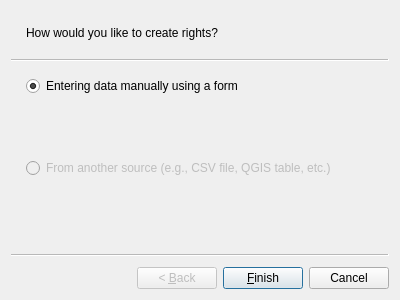
Old version of the form asistente_ladm_col/ui/wiz_create_right_cadastre.ui in the repository SwissTierrasColombia/Asistente-LADM-COL.
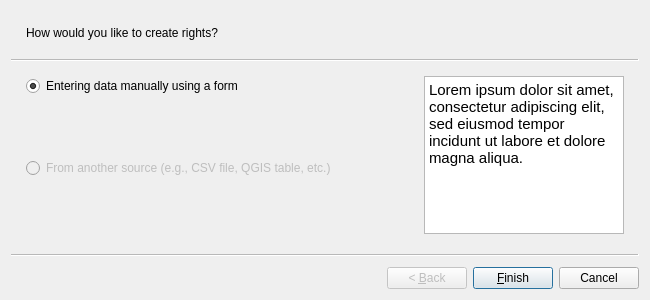
New version of the form.

Commit message: Add help panels to wizards

Patch:
```diff
--- a/asistente_ladm_col/ui/wiz_create_right_cadastre.ui
+++ b/asistente_ladm_col/ui/wiz_create_right_cadastre.ui
@@ -6,7 +6,7 @@
    <rect>
     <x>0</x>
     <y>0</y>
-    <width>400</width>
+    <width>650</width>
     <height>300</height>
    </rect>
   </property>
@@ -17,8 +17,8 @@
    <property name="subTitle">
     <string>How would you like to create rights?</string>
    </property>
-   <layout class="QVBoxLayout" name="verticalLayout_2">
-    <item>
+   <layout class="QGridLayout" name="gridLayout">
+    <item row="0" column="0">
      <layout class="QVBoxLayout" name="verticalLayout">
       <item>
        <widget class="QRadioButton" name="rad_party_create">
@@ -68,6 +68,23 @@
       </item>
      </layout>
     </item>
+    <item row="0" column="1">
+     <widget class="QTextBrowser" name="txt_help_page_1">
+      <property name="maximumSize">
+       <size>
+        <width>200</width>
+        <height>16777215</height>
+       </size>
+      </property>
+      <property name="html">
+       <string>&lt;!DOCTYPE HTML PUBLIC &quot;-//W3C//DTD HTML 4.0//EN&quot; &quot;http://www.w3.org/TR/REC-html40/strict.dtd&quot;&gt;
+&lt;html&gt;&lt;head&gt;&lt;meta name=&quot;qrichtext&quot; content=&quot;1&quot; /&gt;&lt;style type=&quot;text/css&quot;&gt;
+p, li { white-space: pre-wrap; }
+&lt;/style&gt;&lt;/head&gt;&lt;body style=&quot; font-family:'Ubuntu'; font-size:11pt; font-weight:400; font-style:normal;&quot;&gt;
+&lt;p style=&quot; margin-top:0px; margin-bottom:0px; margin-left:0px; margin-right:0px; -qt-block-indent:0; text-indent:0px;&quot;&gt;Lorem ipsum dolor sit amet, consectetur adipiscing elit, sed eiusmod tempor incidunt ut labore et dolore magna aliqua.&lt;/p&gt;&lt;/body&gt;&lt;/html&gt;</string>
+      </property>
+     </widget>
+    </item>
    </layout>
   </widget>
  </widget>
```
The commit also changes 11 other files.
